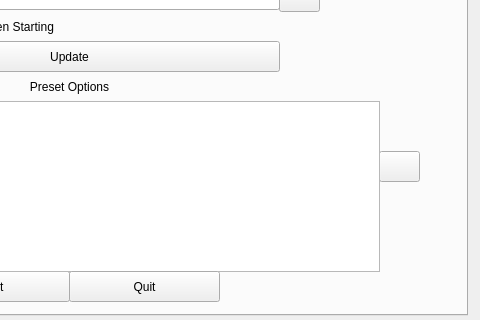
First picture: the form in src/mainwindow.ui, repository mhogomchungu/media-downloader, before the edit; both pictures show x 343 to 823 and y 145 to 465 of the 823 by 465 pixel window.
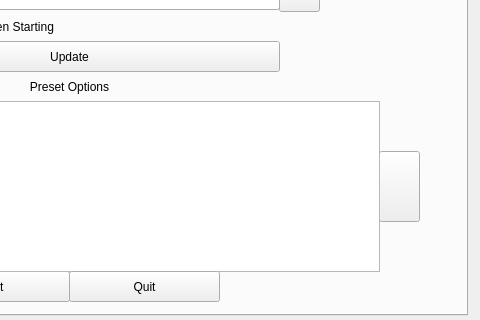
Second picture: the form after the edit. The open tabs and pages were chosen to show the change.

Patch:
```diff
--- a/src/mainwindow.ui
+++ b/src/mainwindow.ui
@@ -672,7 +672,7 @@
         <x>710</x>
         <y>260</y>
         <width>41</width>
-        <height>31</height>
+        <height>71</height>
        </rect>
       </property>
       <property name="toolTip">
```
